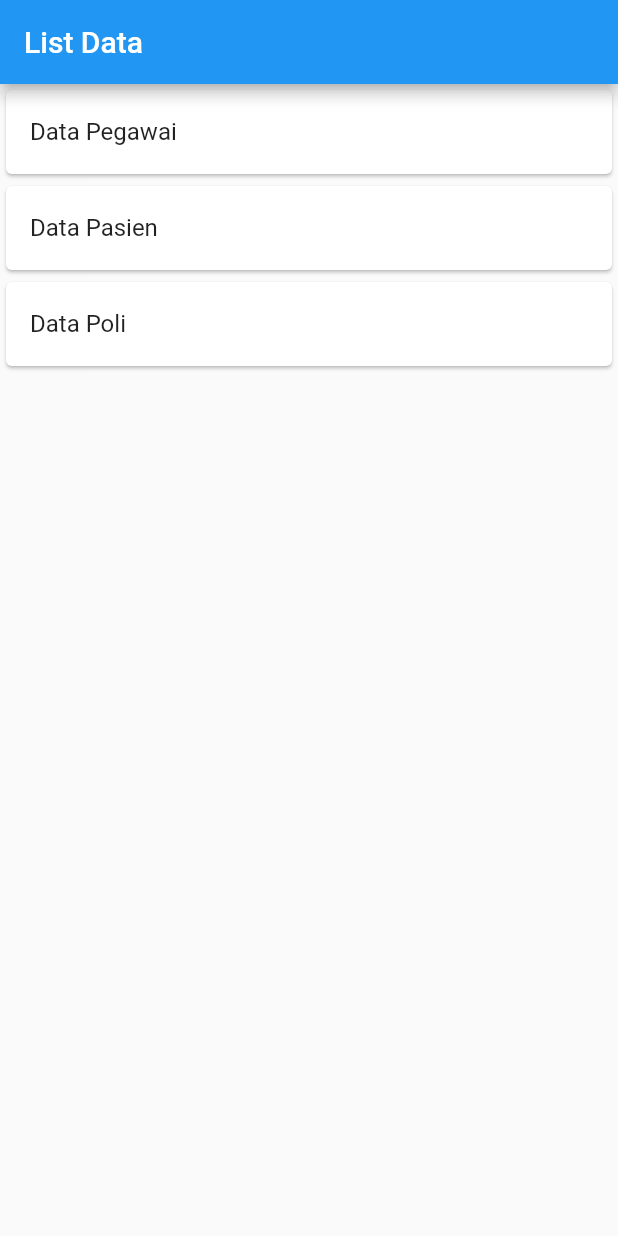
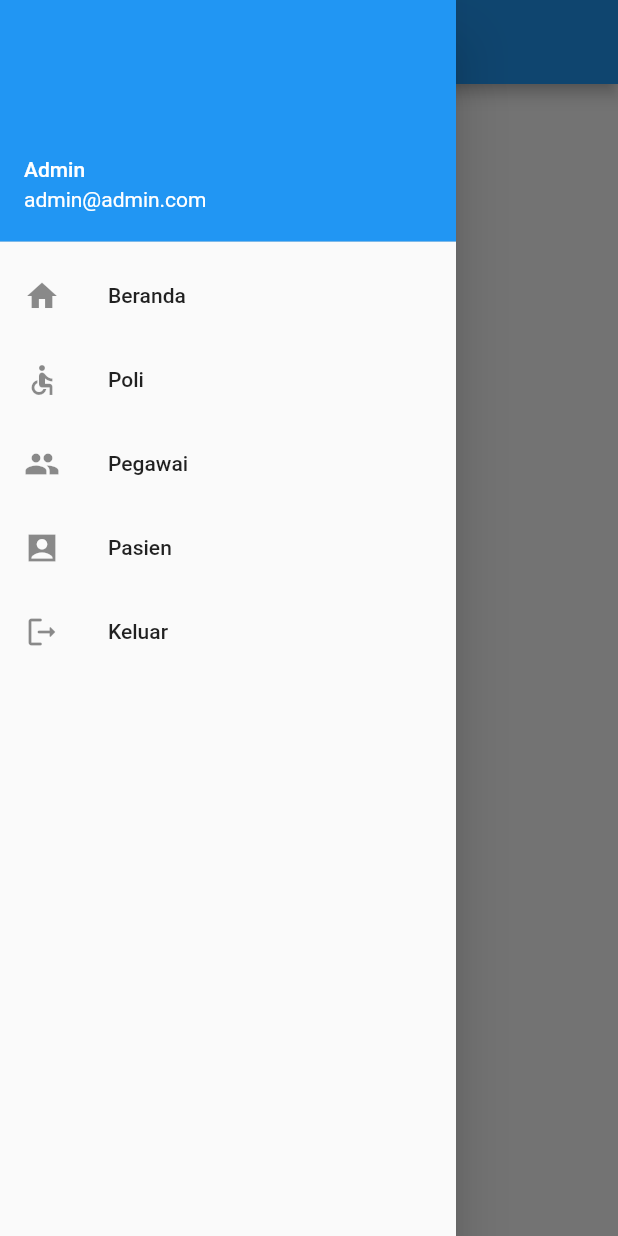
Before and after one commit to jajaroyana505/belajar-flutter, a Flutter app: the screen it shows after launch, with the side drawer open (before the commit the screen has no drawer), on a phone screen of 412 x 824 dp. Run offline on Flutter 3.47's test engine with Material 2 defaults, Android fonts, the phone set to English and light mode, and no system bars.

Commit message:
pertemuan 9

```diff
--- a/lib/main.dart
+++ b/lib/main.dart
@@ -1,9 +1,5 @@
 import 'package:flutter/material.dart';
-import 'package:flutter_application_jaja/ui/pasien_page.dart';
-import 'package:flutter_application_jaja/ui/poli_page.dart';
-import '/ui/poli_page.dart';
-import '/ui/pegawai_page.dart';
-import '/ui/list_data_page.dart';
+import 'ui/beranda.dart';
 
 void main() => runApp(MyApp());
 
@@ -13,7 +9,7 @@ class MyApp extends StatelessWidget {
     return MaterialApp(
       title: 'Klinik APP JAJA',
       debugShowCheckedModeBanner: false,
-      home: ListDataPage(),
+      home: Beranda(),
     );
   }
 }
--- /dev/null
+++ b/lib/ui/beranda.dart
@@ -0,0 +1,17 @@
+import 'package:flutter/material.dart';
+import '../widget/sidebar.dart';
+
+class Beranda extends StatelessWidget {
+  const Beranda({super.key});
+
+  @override
+  Widget build(BuildContext context) {
+    return Scaffold(
+      drawer: Sidebar(),
+      appBar: AppBar(title: Text("Beranda")),
+      body: Center(
+        child: Text("Selamat Datang"),
+      ),
+    );
+  }
+}
--- a/lib/ui/pasien_page.dart
+++ b/lib/ui/pasien_page.dart
@@ -1,6 +1,7 @@
 import 'package:flutter/material.dart';
 import 'package:flutter_application_jaja/model/pasien.dart';
 import 'package:flutter_application_jaja/ui/pasien_item.dart';
+import '../widget/sidebar.dart';
 
 class PasienPage extends StatefulWidget {
   const PasienPage({super.key});
@@ -13,6 +14,7 @@ class _PasienPageState extends State<PasienPage> {
   @override
   Widget build(BuildContext context) {
     return Scaffold(
+      drawer: Sidebar(),
       appBar: AppBar(
         title: const Text("Data Pasien"),
       ),
--- a/lib/ui/pegawai_page.dart
+++ b/lib/ui/pegawai_page.dart
@@ -1,6 +1,7 @@
 import 'package:flutter/material.dart';
 import 'package:flutter_application_jaja/model/pegawai.dart';
 import 'package:flutter_application_jaja/ui/pegawai_item.dart';
+import '../widget/sidebar.dart';
 
 class PegawaiPage extends StatefulWidget {
   const PegawaiPage({super.key});
@@ -13,6 +14,7 @@ class _PegawaiPageState extends State<PegawaiPage> {
   @override
   Widget build(BuildContext context) {
     return Scaffold(
+      drawer: Sidebar(),
       appBar: AppBar(
         title: const Text("Data Pegawai"),
       ),
--- /dev/null
+++ b/lib/widget/sidebar.dart
@@ -0,0 +1,65 @@
+import 'package:flutter/material.dart';
+import 'package:flutter_application_jaja/ui/pasien_page.dart';
+import 'package:flutter_application_jaja/ui/pegawai_page.dart';
+import '../ui/beranda.dart';
+import '../ui/login.dart';
+import '../ui/poli_page.dart';
+
+class Sidebar extends StatelessWidget {
+  const Sidebar({Key? key}) : super(key: key);
+  @override
+  Widget build(BuildContext context) {
+    return Drawer(
+      child: ListView(
+        padding: EdgeInsets.zero,
+        children: [
+          UserAccountsDrawerHeader(
+              accountName: Text("Admin"),
+              accountEmail: Text("admin@admin.com")),
+          ListTile(
+            leading: Icon(Icons.home),
+            title: Text("Beranda"),
+            onTap: () {
+              Navigator.push(
+                  context, MaterialPageRoute(builder: (context) => Beranda()));
+            },
+          ),
+          ListTile(
+            leading: Icon(Icons.accessible),
+            title: Text("Poli"),
+            onTap: () {
+              Navigator.push(
+                  context, MaterialPageRoute(builder: (context) => PoliPage()));
+            },
+          ),
+          ListTile(
+            leading: Icon(Icons.people),
+            title: Text("Pegawai"),
+            onTap: () {
+              Navigator.push(context,
+                  MaterialPageRoute(builder: (context) => PegawaiPage()));
+            },
+          ),
+          ListTile(
+            leading: Icon(Icons.account_box_sharp),
+            title: Text("Pasien"),
+            onTap: () {
+              Navigator.push(context,
+                  MaterialPageRoute(builder: (context) => PasienPage()));
+            },
+          ),
+          ListTile(
+            leading: Icon(Icons.logout_rounded),
+            title: Text("Keluar"),
+            onTap: () {
+              Navigator.pushAndRemoveUntil(
+                  context,
+                  MaterialPageRoute(builder: (context) => Login()),
+                  (Route<dynamic> route) => false);
+            },
+          )
+        ],
+      ),
+    );
+  }
+}
```
Also changed, not shown: lib/ui/login.dart (added, +69 -0 lines), lib/ui/poli_detail.dart (+47 -11 lines), lib/ui/poli_form.dart (added, +54 -0 lines), lib/ui/poli_page.dart (+15 -2 lines), lib/ui/poli_update_form.dart (added, +56 -0 lines).
